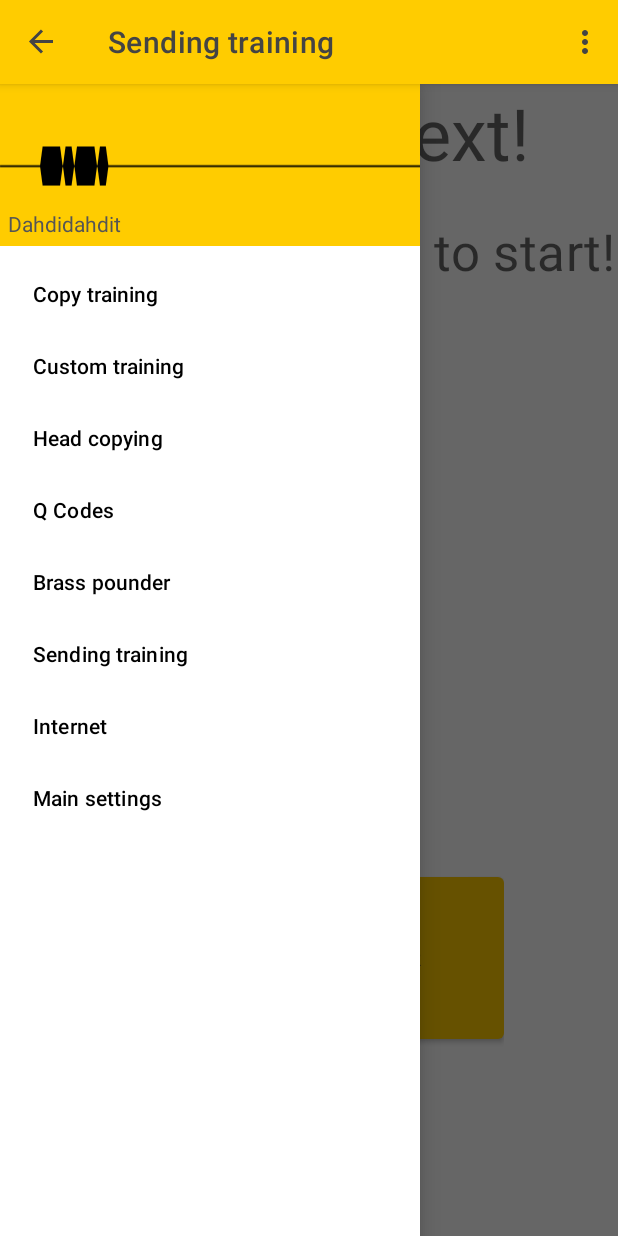
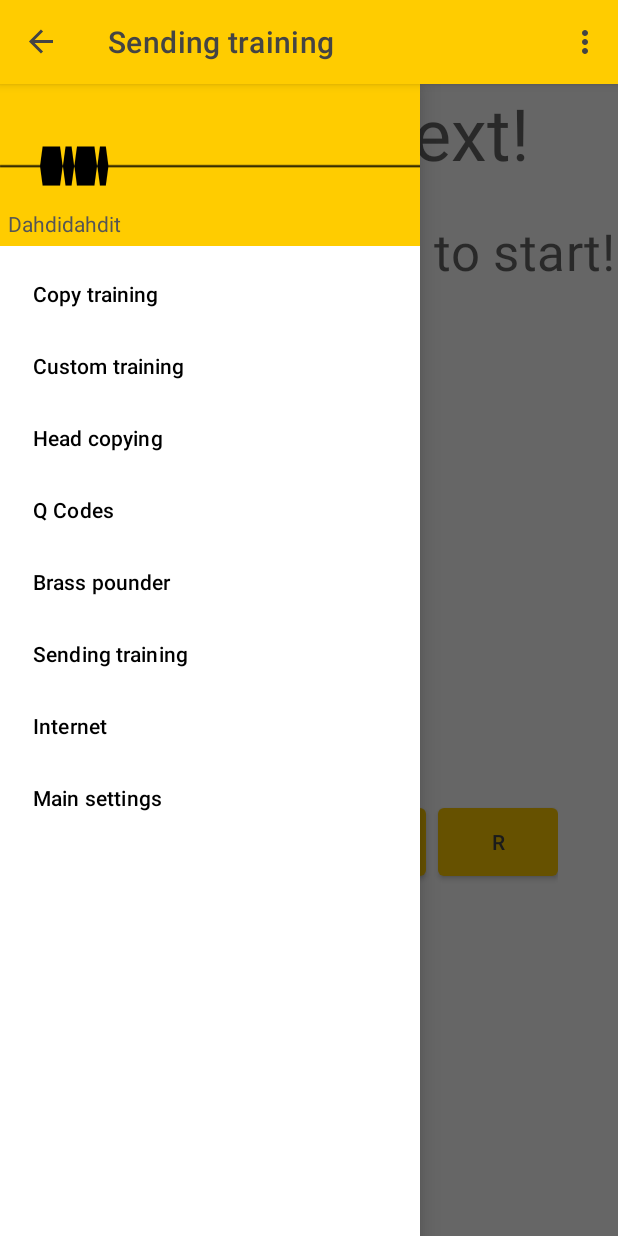
Before and after one commit to matthiasjordan/dahdidahdit, an Android app: the SendingTrainerActivity screen opened directly, with no data from a screen before it, with the side drawer open, on a phone screen of 412 x 824 dp. Run offline under Robolectric (Android 15) with nearby library versions, the phone set to English and light mode, and no system bars; network calls fail; 6 statements that could not run were skipped.

Commit message:
On-screen paddles prefs

```diff
--- a/app/src/main/java/com/paddlesandbugs/dahdidahdit/brasspound/AbstractPaddleInputActivity.java
+++ b/app/src/main/java/com/paddlesandbugs/dahdidahdit/brasspound/AbstractPaddleInputActivity.java
@@ -18,6 +18,7 @@
 
 package com.paddlesandbugs.dahdidahdit.brasspound;
 
+import android.content.SharedPreferences;
 import android.os.Build;
 import android.os.Bundle;
 import android.util.Log;
@@ -27,6 +28,7 @@ import android.view.View;
 import android.widget.FrameLayout;
 
 import androidx.annotation.NonNull;
+import androidx.preference.PreferenceManager;
 
 import com.paddlesandbugs.dahdidahdit.Config;
 import com.paddlesandbugs.dahdidahdit.R;
@@ -47,13 +49,33 @@ public abstract class AbstractPaddleInputActivity extends AbstractNavigationActi
     @Override
     protected void onCreate(Bundle savedInstanceState) {
         super.onCreate(savedInstanceState);
-        View view = getLayoutInflater().inflate(R.layout.onscreen_paddle_large, null);
-//        view.setId((int)(Math.random()*Integer.MAX_VALUE));
-        ((FrameLayout)findViewById(R.id.paddle_placeholder)).addView(view);
+
+        initOnScreenPaddleLayout();
 
         takeKeyEvents(true);
         setDefaultKeyMode(DEFAULT_KEYS_DISABLE);
     }
+
+
+    private void initOnScreenPaddleLayout() {
+        SharedPreferences prefs = PreferenceManager.getDefaultSharedPreferences(this);
+        String layoutTypeStr = prefs.getString("onscreen_paddle_type", "small");
+
+        final int layoutId;
+        switch (layoutTypeStr) {
+            case "large":  {
+                layoutId = R.layout.onscreen_paddle_large; break;
+            }
+            case "small":
+            default: {
+                layoutId = R.layout.onscreen_paddle; break;
+            }
+        }
+
+        View view = getLayoutInflater().inflate(layoutId, null);
+        ((FrameLayout)findViewById(R.id.paddle_placeholder)).addView(view);
+    }
+
 
     protected Config getConfig() {
         return config;
--- a/app/src/main/res/layout/activity_sending_trainer.xml
+++ b/app/src/main/res/layout/activity_sending_trainer.xml
@@ -9,16 +9,18 @@
     >
 
 
-    <androidx.constraintlayout.widget.ConstraintLayout
+    <LinearLayout
         android:layout_width="match_parent"
         android:layout_height="match_parent"
-        tools:context=".brasspound.BrassPoundActivity">
+        android:orientation="vertical"
+        tools:context=".brasspound.SendingTrainerActivity">
 
         <TextView
             android:id="@+id/title"
             style="?attr/textAppearanceHeadline1"
-            android:layout_width="wrap_content"
+            android:layout_width="match_parent"
             android:layout_height="wrap_content"
+            android:gravity="center_horizontal"
             android:text="@string/sendingtrainer_headline"
             app:layout_constraintBottom_toTopOf="@+id/current_word_title"
             app:layout_constraintEnd_toEndOf="parent"
@@ -73,24 +75,18 @@
             android:id="@+id/imageStar"
             android:layout_width="wrap_content"
             android:layout_height="wrap_content"
+            android:gravity="center_horizontal"
             android:contentDescription="@string/image_description_imageStar"
             android:visibility="invisible"
-            app:layout_constraintBottom_toTopOf="@id/paddle_placeholder"
-            app:layout_constraintEnd_toEndOf="parent"
-            app:layout_constraintStart_toStartOf="parent"
-            app:layout_constraintTop_toBottomOf="@id/copied_word"
             app:srcCompat="@drawable/ic_smiley" />
 
         <ImageView
             android:id="@+id/imageFail"
             android:layout_width="wrap_content"
             android:layout_height="wrap_content"
+            android:gravity="center_horizontal"
             android:contentDescription="@string/image_description_imageFail"
             android:visibility="invisible"
-            app:layout_constraintBottom_toTopOf="@id/paddle_placeholder"
-            app:layout_constraintEnd_toEndOf="parent"
-            app:layout_constraintStart_toStartOf="parent"
-            app:layout_constraintTop_toBottomOf="@id/copied_word"
             app:srcCompat="@drawable/ic_frownie" />
 
 
@@ -98,13 +94,9 @@
             android:id="@+id/paddle_placeholder"
             android:layout_height="wrap_content"
             android:layout_width="match_parent"
-            app:layout_constraintBottom_toBottomOf="parent"
-            app:layout_constraintEnd_toEndOf="parent"
-            app:layout_constraintStart_toStartOf="parent"
-            app:layout_constraintTop_toBottomOf="@id/imageStar"
             />
 
-    </androidx.constraintlayout.widget.ConstraintLayout>
+    </LinearLayout>
 
     <include layout="@layout/navigation_view"/>
 
--- a/app/src/main/res/values/settings-arrays.xml
+++ b/app/src/main/res/values/settings-arrays.xml
@@ -81,5 +81,10 @@
         <item>dark</item>
     </string-array>
 
+    <string-array name="onscreen_paddle_type_values">
+        <item>small</item>
+        <item>large</item>
+    </string-array>
+
 
 </resources>
--- a/app/src/main/res/values/strings.xml
+++ b/app/src/main/res/values/strings.xml
@@ -99,6 +99,11 @@
         <item>System</item>
         <item>Bright</item>
         <item>Dark</item>
+    </string-array>
+
+    <string-array name="onscreen_paddle_type_labels">
+        <item>Small</item>
+        <item>Large</item>
     </string-array>
 
 
@@ -295,5 +300,6 @@
     <string name="morse_input_summary">Configure how you want to send Morse code</string>
     <string name="paddle_mode">Paddle mode</string>
     <string name="darkmode_title">Design</string>
+    <string name="onscreen_paddle_type">On-screen paddle type</string>
 
 </resources>
```
Also changed, not shown: app/src/main/res/xml/prefs_morse_input.xml (+11 -0 lines), 1 other file.
